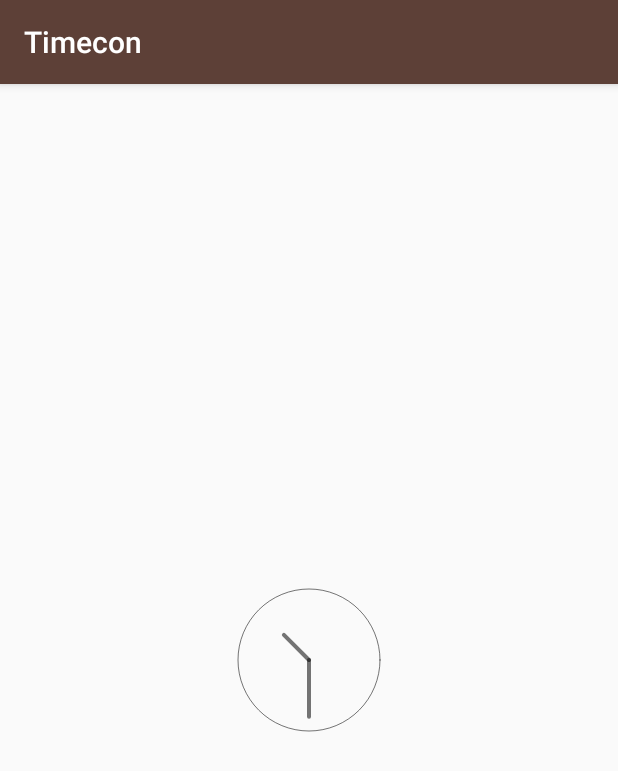
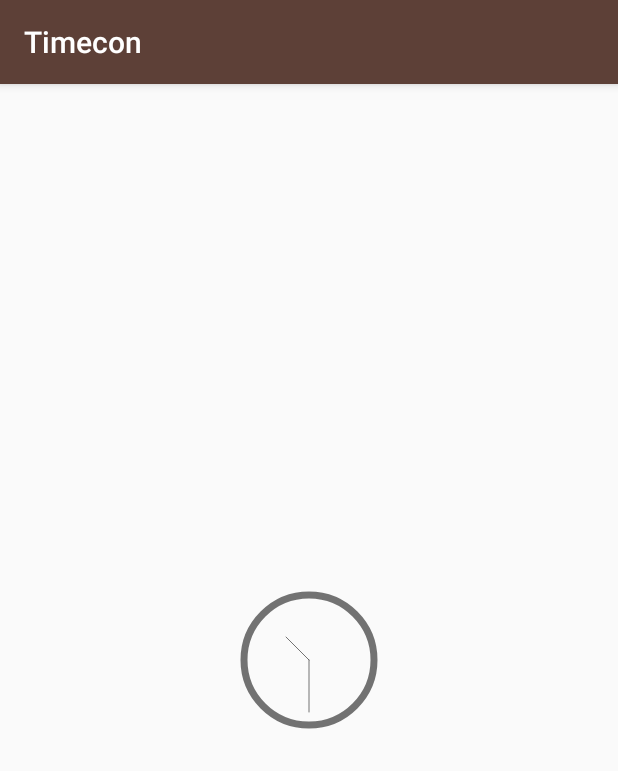
Before and after one commit to alxrm/animated-clock-icon, an Android app: the SystemClockActivity screen opened directly, with no data from a screen before it, on a phone screen of 412 x 824 dp. Shown: the top 771 px of the screen. Run offline under Robolectric (Android 15) with nearby library versions, the phone set to English and light mode, and no system bars.

```diff
--- a/app/src/main/java/rm/com/timecon/SystemClockActivity.java
+++ b/app/src/main/java/rm/com/timecon/SystemClockActivity.java
@@ -10,21 +10,19 @@ import rm.com.clocks.ClockImageView;
 public final class SystemClockActivity extends AppCompatActivity {
 
   private final Handler handlerTicker = new Handler();
-  private final long intervalTicker = TimeUnit.MINUTES.toMillis(1);
+  private final long delayInitial = TimeUnit.SECONDS.toMillis(1);
 
   private ClockImageView viewClockFace;
 
   @Override protected void onCreate(Bundle savedInstanceState) {
     super.onCreate(savedInstanceState);
     setContentView(R.layout.activity_system_clock);
-
     viewClockFace = (ClockImageView) findViewById(R.id.clock_face);
   }
 
   @Override protected void onResume() {
     super.onResume();
-    showToCurrentTime(true);
-    scheduleNextTick();
+    scheduleNextTick(true);
   }
 
   @Override protected void onPause() {
@@ -36,25 +34,32 @@ public final class SystemClockActivity extends AppCompatActivity {
     handlerTicker.removeCallbacksAndMessages(null);
   }
 
-  private void scheduleNextTick() {
+  private void scheduleNextTick(final boolean isFirstTime) {
+    final long tickDelay = isFirstTime ? delayInitial : calculateNextDelay();
+
     handlerTicker.postDelayed(new Runnable() {
       @Override public void run() {
-        showToCurrentTime(false);
-        scheduleNextTick();
+        showCurrentTime();
+        scheduleNextTick(!isFirstTime);
       }
-    }, intervalTicker);
+    }, tickDelay);
   }
 
-  private void showToCurrentTime(boolean animated) {
+  private void showCurrentTime() {
     final Calendar calendar = Calendar.getInstance();
     final int hours = calendar.get(Calendar.HOUR_OF_DAY);
     final int minutes = calendar.get(Calendar.MINUTE);
 
-    if (animated) {
-      viewClockFace.animateToTime(hours, minutes);
-    } else {
-      viewClockFace.setHours(hours);
-      viewClockFace.setMinutes(minutes);
-    }
+    viewClockFace.animateToTime(hours, minutes);
+  }
+
+  private long calculateNextDelay() {
+    final Calendar calNextMinute = Calendar.getInstance();
+    calNextMinute.set(Calendar.SECOND, 0);
+    calNextMinute.set(Calendar.MILLISECOND, 0);
+    calNextMinute.add(Calendar.MINUTE, 1);
+
+    // there could be some rare cases, when the diff is negative
+    return Math.max(0, calNextMinute.getTimeInMillis() - System.currentTimeMillis());
   }
 }
--- a/app/src/main/res/layout/activity_system_clock.xml
+++ b/app/src/main/res/layout/activity_system_clock.xml
@@ -14,10 +14,11 @@
       android:layout_height="96dp"
       android:layout_centerInParent="true"
       app:clockColor="#8A000000"
-      app:frameWidth="thin"
-      app:indeterminateSpeed="2"
-      app:pointerWidth="regular"
-      app:timeSetDuration="200"
+      app:frameWidth="bold"
+      app:hours="0"
+      app:minutes="0"
+      app:pointerWidth="thin"
+      app:timeSetDuration="400"
       />
 
 </RelativeLayout>
```
